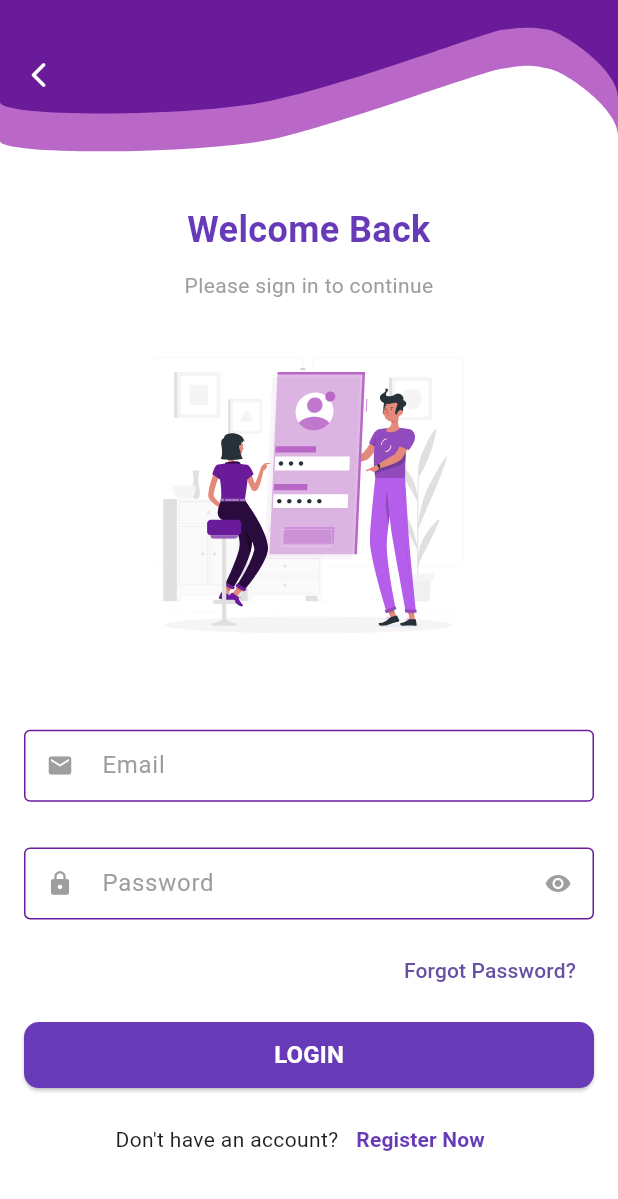
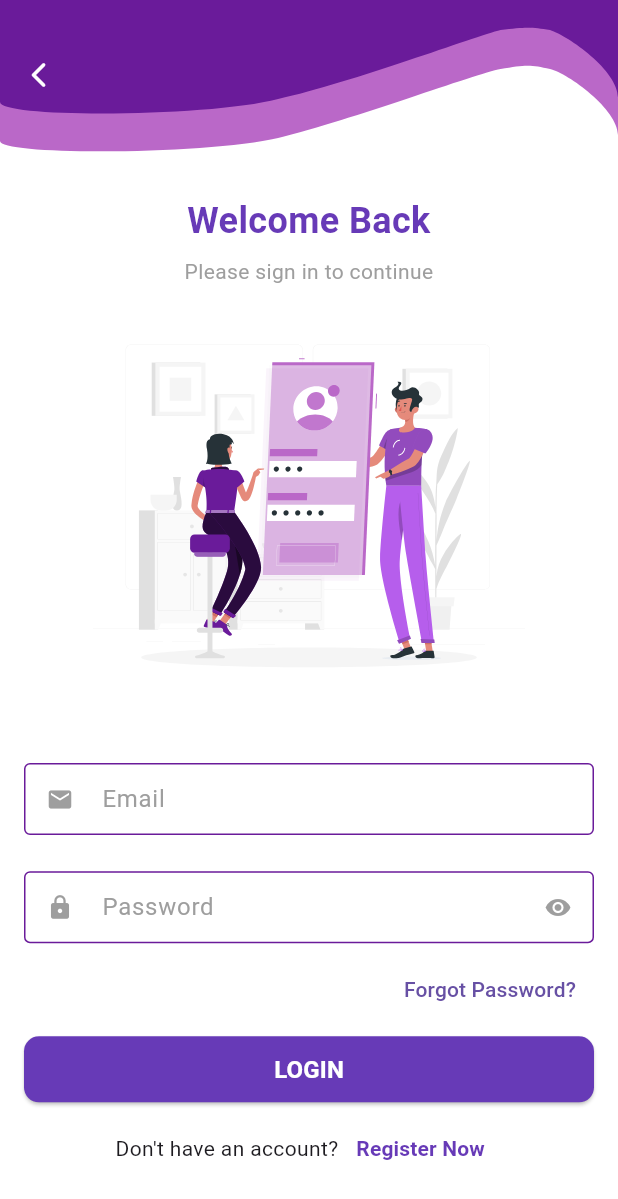
Before and after one commit to anndeviant/tpm_teori_t3, a Flutter app: the LoginScreen screen opened directly, on a phone screen of 412 x 824 dp. Shown: the top 1199 px of the screen. Run offline on Flutter 3.47's test engine with Material 3 defaults, Android fonts, the phone set to English and light mode, and no system bars; our stand-ins replace curved_navigation_bar, firebase_auth, firebase_core, flutter_svg, internet_connection_checker, lottie; accounts and stored records are empty.

Commit message:
mengatur ukuran gambar

```diff
--- a/lib/auth/login_screen.dart
+++ b/lib/auth/login_screen.dart
@@ -186,7 +186,7 @@ class _LoginScreenState extends State<LoginScreen> {
                             ),
                             SvgPicture.asset(
                               "assets/svg/login.svg",
-                              height: screenHeight * 0.3,
+                              height: screenHeight * 0.35,
                             ),
                             if (_errorMessage != null)
                               Container(
```
